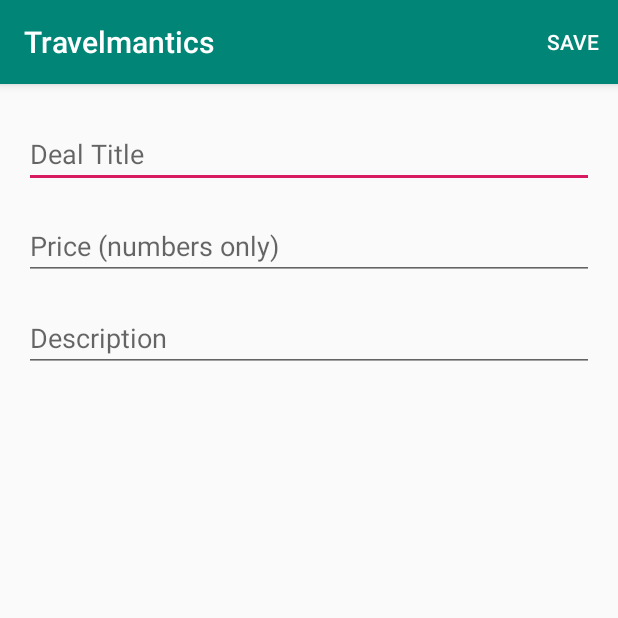
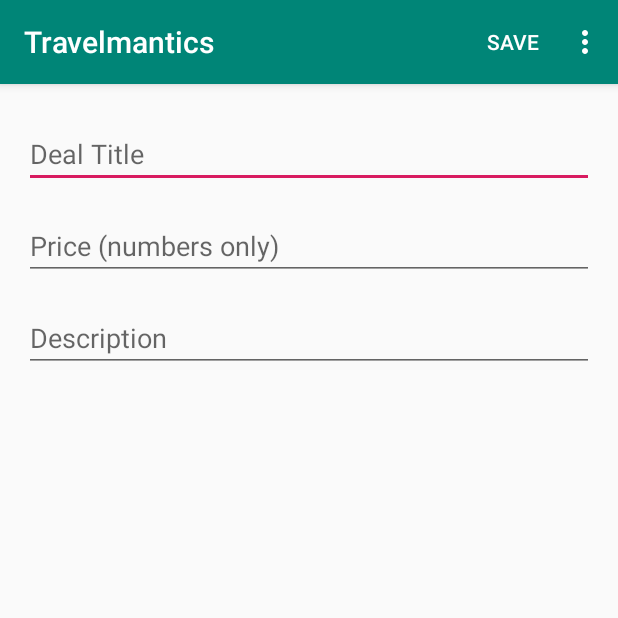
Before and after one commit to efanious/Travelmantics, an Android app: the screen it shows after launch (InsertActivity before the commit, DealActivity after it), in the options menu, after a tap on "New Travel Deal", on a phone screen of 412 x 824 dp, the top half of it. Run offline under Robolectric (Android 15) with nearby library versions, the phone set to English and light mode, and no system bars; our stand-ins replace Firebase (no records; nobody signed in at launch, a user with empty details on screens opened directly).

Commit message:
added the update and delete features of the app

```diff
--- a/app/src/main/AndroidManifest.xml
+++ b/app/src/main/AndroidManifest.xml
@@ -18,7 +18,7 @@
                 <category android:name="android.intent.category.LAUNCHER" />
             </intent-filter>
         </activity>
-        <activity android:name=".InsertActivity"></activity>
+        <activity android:name=".DealActivity"></activity>
     </application>
 
 </manifest>
--- a/app/src/main/java/com/example/InsertActivity.java
+++ b/app/src/main/java/com/example/DealActivity.java
@@ -1,5 +1,6 @@
 package com.example;
 
+import android.content.Intent;
 import android.support.v7.app.AppCompatActivity;
 import android.os.Bundle;
 import android.view.Menu;
@@ -12,12 +13,13 @@ import com.google.firebase.database.DatabaseReference;
 import com.google.firebase.database.FirebaseDatabase;
 
 
-public class InsertActivity extends AppCompatActivity {
+public class DealActivity extends AppCompatActivity {
     private FirebaseDatabase mFirebaseDatabase;
     private DatabaseReference mDatabaseReference;
     EditText txtTitle;
     EditText txtDescription;
     EditText txtPrice;
+    TravelDeal deal;
 
     @Override
     protected void onCreate(Bundle savedInstanceState) {
@@ -29,6 +31,18 @@ public class InsertActivity extends AppCompatActivity {
         txtTitle = (EditText) findViewById(R.id.txtTitle);
         txtDescription = (EditText) findViewById(R.id.txtDescription);
         txtPrice = (EditText) findViewById(R.id.txtPrice);
+        Intent intent = getIntent();
+        TravelDeal deal = (TravelDeal) intent.getSerializableExtra("Deal");
+
+        if (deal == null) {
+            deal = new TravelDeal();
+        }
+        this.deal = deal;
+
+//        Setting the text for each TextView
+        txtTitle.setText(deal.getTitle());
+        txtDescription.setText(deal.getDescription());
+        txtPrice.setText(deal.getPrice());
     }
 
     @Override
@@ -37,7 +51,12 @@ public class InsertActivity extends AppCompatActivity {
             case R.id.save_menu:
                 saveDeal();
                 Toast.makeText(this, "Deal saved", Toast.LENGTH_LONG).show();
-                clean();
+//                clean();
+                backToList();
+            case R.id.delete_menu:
+                deleteDeal();
+                Toast.makeText(this, "Deal deleted", Toast.LENGTH_LONG).show();
+                backToList();
                 return true;
         }
         return super.onOptionsItemSelected(item);
@@ -51,13 +70,31 @@ public class InsertActivity extends AppCompatActivity {
     }
 
     private void saveDeal() {
-        String title = txtTitle.getText().toString();
-        String description = txtDescription.getText().toString();
-        String price = txtPrice.getText().toString();
-        TravelDeal deal = new TravelDeal(title, description, price, "");
-        mDatabaseReference.push().setValue(deal);
+        deal.setTitle(txtTitle.getText().toString());
+        deal.setDescription(txtDescription.getText().toString());
+        deal.setPrice(txtPrice.getText().toString());
+
+        if(deal.getId() == null){
+            mDatabaseReference.push().setValue(deal);
+        } else {
+            mDatabaseReference.child(deal.getId()).setValue(deal);
+        }
+
     }
 
+    private void deleteDeal(){
+        if (deal == null) {
+            Toast.makeText(this, "Please save the deal before deleting",
+                    Toast.LENGTH_SHORT).show();
+            return;
+        }
+        mDatabaseReference.child(deal.getId()).removeValue();
+    }
+
+    private void backToList(){
+        Intent intent = new Intent(this, ListActivity.class);
+        startActivity(intent);
+    }
     @Override
     public boolean onCreateOptionsMenu(Menu menu) {
         MenuInflater inflater = getMenuInflater();
--- a/app/src/main/java/com/example/DealAdapter.java
+++ b/app/src/main/java/com/example/DealAdapter.java
@@ -2,6 +2,7 @@ package com.example;
 
 
 import android.content.Context;
+import android.content.Intent;
 import android.support.v7.widget.RecyclerView;
 import android.util.Log;
 import android.view.LayoutInflater;
@@ -80,7 +81,7 @@ public class DealAdapter extends RecyclerView.Adapter<DealAdapter.DealViewHolder
         return deals.size();
     }
 
-    public class DealViewHolder extends RecyclerView.ViewHolder {
+    public class DealViewHolder extends RecyclerView.ViewHolder implements View.OnClickListener {
         TextView tvTitle;
         TextView tvDescription;
         TextView tvPrice;
@@ -90,6 +91,7 @@ public class DealAdapter extends RecyclerView.Adapter<DealAdapter.DealViewHolder
             tvTitle = (TextView) itemView.findViewById(R.id.tvTitle);
             tvDescription = (TextView) itemView.findViewById(R.id.tvDescription);
             tvPrice = (TextView) itemView.findViewById(R.id.tvPrice);
+            itemView.setOnClickListener(this);
         }
 
         public void bind(TravelDeal deal) {
@@ -97,5 +99,16 @@ public class DealAdapter extends RecyclerView.Adapter<DealAdapter.DealViewHolder
             tvDescription.setText(deal.getDescription());
             tvPrice.setText(deal.getPrice());
         }
+
+
+        @Override
+        public void onClick(View view) {
+            int position = getAdapterPosition();
+            Log.d("Click", String.valueOf(position));
+            TravelDeal selectedDeal = deals.get(position);
+            Intent intent = new Intent(view.getContext(), DealActivity.class);
+            intent.putExtra("Deal", selectedDeal);
+            view.getContext().startActivity(intent);
+        }
     }
 }
--- a/app/src/main/java/com/example/ListActivity.java
+++ b/app/src/main/java/com/example/ListActivity.java
@@ -8,15 +8,6 @@ import android.support.v7.widget.RecyclerView;
 import android.view.Menu;
 import android.view.MenuInflater;
 import android.view.MenuItem;
-import android.widget.TextView;
-
-import com.google.firebase.database.ChildEventListener;
-import com.google.firebase.database.DataSnapshot;
-import com.google.firebase.database.DatabaseError;
-import com.google.firebase.database.DatabaseReference;
-import com.google.firebase.database.FirebaseDatabase;
-
-import java.util.ArrayList;
 
 public class ListActivity extends AppCompatActivity {
 
@@ -46,7 +37,7 @@ public class ListActivity extends AppCompatActivity {
     public boolean onOptionsItemSelected(MenuItem item) {
         switch (item.getItemId()) {
             case R.id.insert_menu:
-                Intent intent = new Intent(this, InsertActivity.class);
+                Intent intent = new Intent(this, DealActivity.class);
                 startActivity(intent);
         }
         return super.onOptionsItemSelected(item);
--- a/app/src/main/java/com/example/TravelDeal.java
+++ b/app/src/main/java/com/example/TravelDeal.java
@@ -1,6 +1,8 @@
 package com.example;
 
-public class TravelDeal {
+import java.io.Serializable;
+
+public class TravelDeal implements Serializable {
     private String id;
     private String title;
     private String description;
--- a/app/src/main/res/layout/activity_insert.xml
+++ b/app/src/main/res/layout/activity_insert.xml
@@ -4,7 +4,7 @@
     xmlns:tools="http://schemas.android.com/tools"
     android:layout_width="match_parent"
     android:layout_height="match_parent"
-    tools:context=".InsertActivity">
+    tools:context=".DealActivity">
 
     <EditText
         android:id="@+id/txtTitle"
--- a/app/src/main/res/menu/save_menu.xml
+++ b/app/src/main/res/menu/save_menu.xml
@@ -4,4 +4,7 @@
     <item android:id="@+id/save_menu"
         android:title="@string/save_menu"
         app:showAsAction="always"></item>
+    <item android:id="@+id/delete_menu"
+        android:title="@string/delete_deal"
+        app:showAsAction="never"></item>
 </menu>
--- a/app/src/main/res/values/strings.xml
+++ b/app/src/main/res/values/strings.xml
@@ -4,4 +4,5 @@
     <string name="price_hint">Price (numbers only)</string>
     <string name="description_hint">Description</string>
     <string name="save_menu">Save</string>
+    <string name="delete_deal">Delete Deal</string>
 </resources>
```
